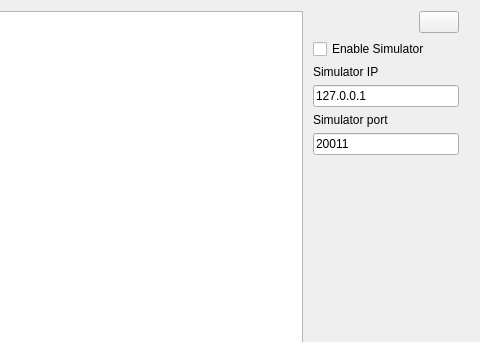
Above: LARCmaCS/larcmacs.ui from petr-konovalov/LARCmaCS before the change; both pictures show x 600 to 1080 and y 0 to 342 of the 1080 by 810 pixel window. Below: the same form after it.
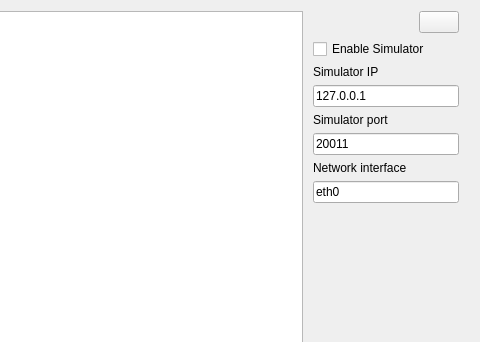
That is the form after the change. Icons and pictures are not drawn.

Commit message: Added reciever network interface selection, updated default vision port

```diff
--- a/LARCmaCS/larcmacs.ui
+++ b/LARCmaCS/larcmacs.ui
@@ -145,6 +145,20 @@
            </property>
           </widget>
          </item>
+         <item>
+          <widget class="QLabel" name="label_2_1">
+           <property name="text">
+            <string>Network interface</string>
+           </property>
+          </widget>
+         </item>
+         <item>
+          <widget class="QLineEdit" name="lineEditNetInterface">
+           <property name="text">
+            <string>eth0</string>
+           </property>
+          </widget>
+         </item>
         </layout>
        </item>
        <item>
```
The commit also changes 10 other files.
